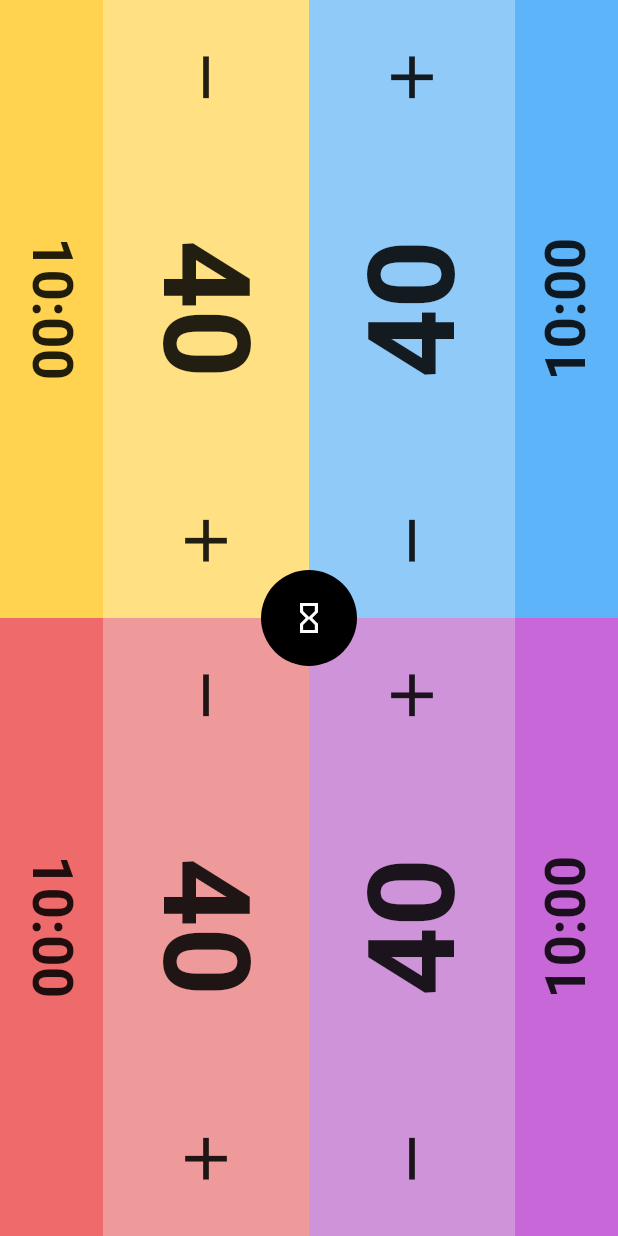
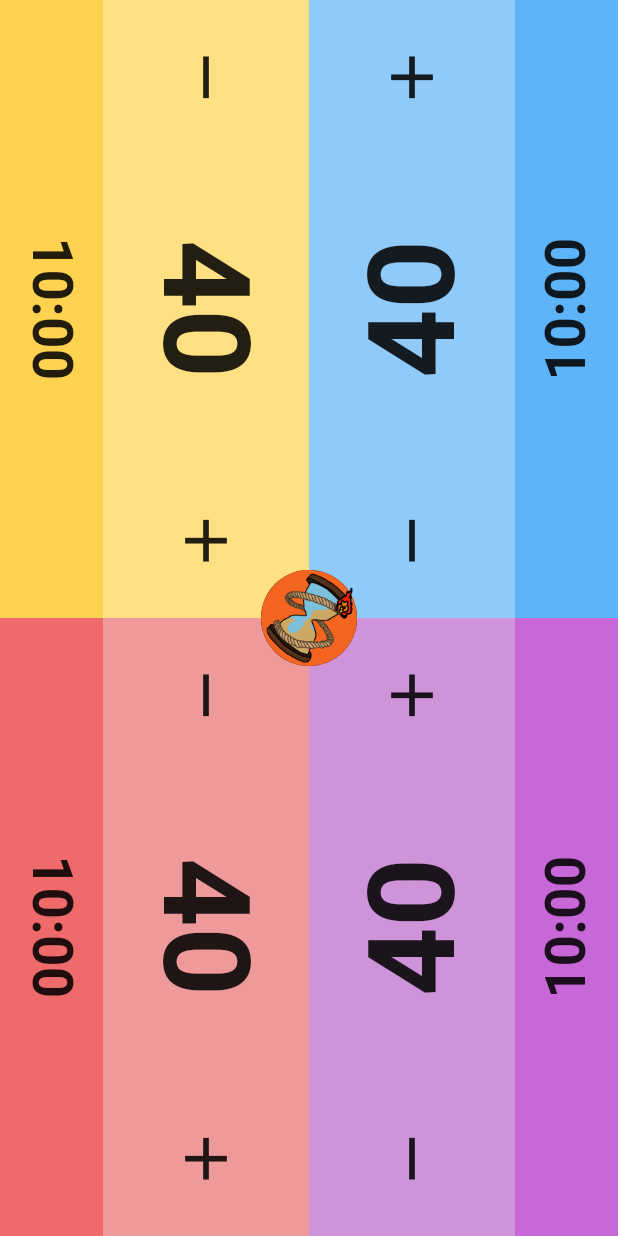
Before and after one commit to Kapsyloffer/ROPE, a Flutter app: the screen it shows after launch, on a phone screen of 412 x 824 dp. Run offline on Flutter 3.47's test engine with Material 3 defaults, Android fonts, the phone set to English and light mode, and no system bars; our stand-ins replace cached_network_image, fluttericon, image_cropper, image_picker, shared_preferences, wakelock_plus.

Commit message:
Use logo in app

```diff
--- a/lib/UI/game_layout.dart
+++ b/lib/UI/game_layout.dart
@@ -258,9 +258,14 @@ class _GameLayoutState extends State<GameLayout> {
                       color: Colors.black,
                       shape: BoxShape.circle,
                     ),
-                    child: const Icon(
-                      Icons.hourglass_empty,
-                      color: Colors.white,
+                    // child: const Icon(
+                    //   Icons.hourglass_empty,
+                    //   color: Colors.white,
+                    // ),
+                    child: Image.asset(
+                      'assets/icon.png',
+                      width: 32,
+                      height: 32,
                     ),
                   ),
                 ),
--- a/pubspec.yaml
+++ b/pubspec.yaml
@@ -66,6 +66,8 @@ flutter_icons:
 
 # The following section is specific to Flutter packages.
 flutter:
+  assets:
+    - assets/icon.png
 
   # The following line ensures that the Material Icons font is
   # included with your application, so that you can use the icons in
```
